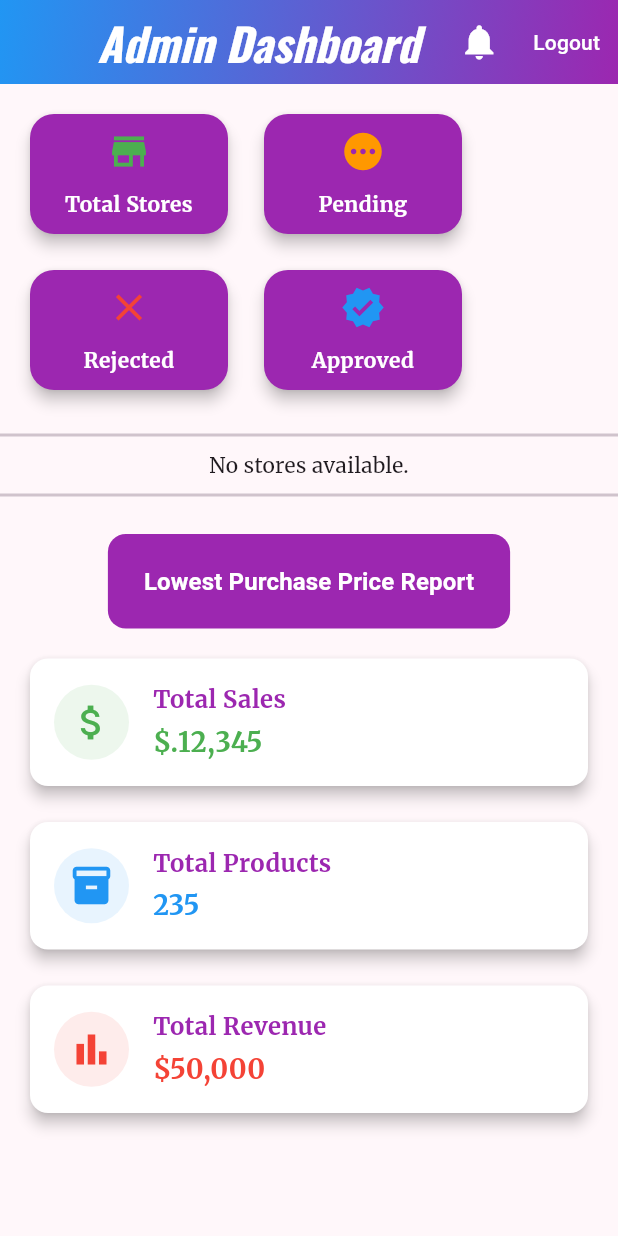
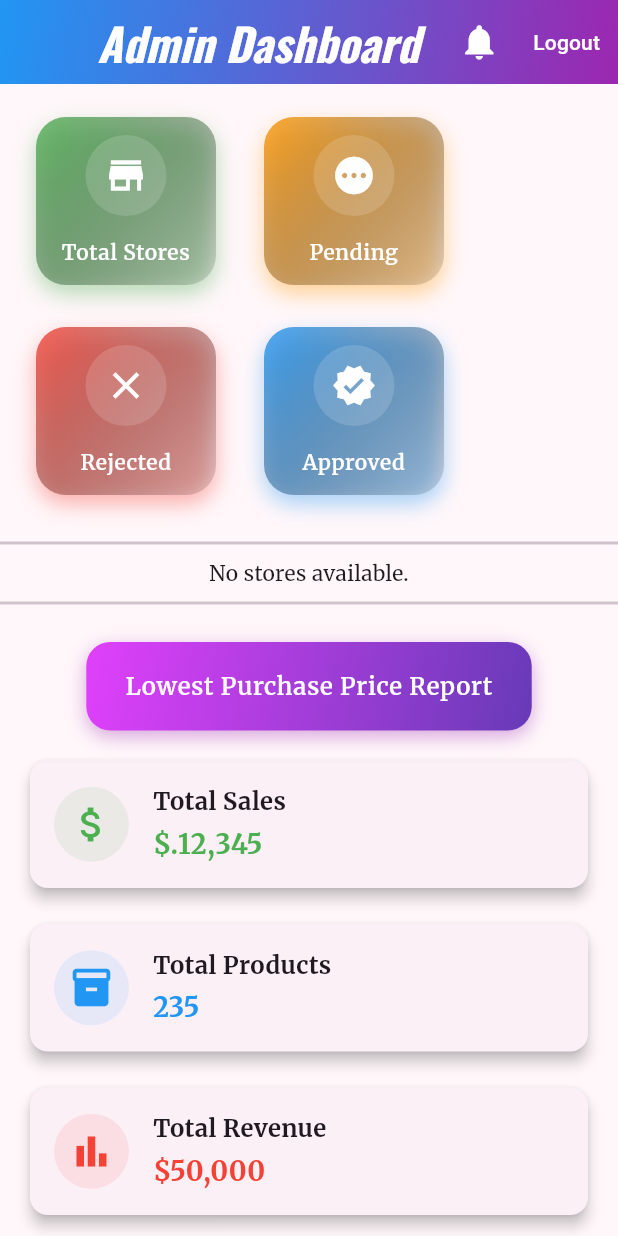
Before and after one commit to rhtmahour/go90Stores, a Flutter app: the AdminDashboard screen opened directly, on a phone screen of 412 x 824 dp. Run offline on Flutter 3.47's test engine with Material 3 defaults, Android fonts, the phone set to English and light mode, and no system bars; our stand-ins replace badges, carousel_slider, cloud_firestore, csv, dio, dots_indicator and 10 more; missing offline and left inert: flutter_stripe; accounts and stored records are empty; network calls fail.

Commit message:
code on date 17-04-2025

```diff
--- a/lib/admindashboard.dart
+++ b/lib/admindashboard.dart
@@ -6,6 +6,7 @@ import 'package:go90stores/adminlogin.dart';
 import 'package:go90stores/adminnotificationscreen.dart';
 import 'package:go90stores/lowestpurchasepricereport.dart';
 import 'package:go90stores/storedetailpage.dart';
+import 'package:shimmer/shimmer.dart';
 
 class AdminDashboard extends StatefulWidget {
   final String storeId;
@@ -224,9 +225,7 @@ class _AdminDashboardState extends State<AdminDashboard> {
                   children: [
                     // Store List Section
                     SizedBox(
-                      width: isWideScreen
-                          ? screenWidth * 0.65
-                          : screenWidth, // Full width for mobile
+                      width: isWideScreen ? screenWidth * 0.65 : screenWidth,
                       child: StreamBuilder<QuerySnapshot>(
                         stream: FirebaseFirestore.instance
                             .collection('stores')
@@ -265,21 +264,37 @@ class _AdminDashboardState extends State<AdminDashboard> {
 
                               return Padding(
                                 padding: const EdgeInsets.symmetric(
-                                    horizontal: 8.0, vertical: 5.0),
-                                child: Card(
-                                  elevation: 4,
-                                  shape: RoundedRectangleBorder(
-                                    borderRadius: BorderRadius.circular(16),
+                                    horizontal: 12.0, vertical: 8.0),
+                                child: AnimatedContainer(
+                                  duration: const Duration(milliseconds: 300),
+                                  curve: Curves.easeInOut,
+                                  decoration: BoxDecoration(
+                                    borderRadius: BorderRadius.circular(20),
+                                    //color: Colors.grey,
+                                    gradient: const LinearGradient(
+                                      colors: [
+                                        Colors.purpleAccent,
+                                        Colors.deepPurple,
+                                      ],
+                                      begin: Alignment.topLeft,
+                                      end: Alignment.bottomRight,
+                                    ),
+                                    boxShadow: [
+                                      BoxShadow(
+                                        color: Colors.black.withOpacity(0.15),
+                                        blurRadius: 10,
+                                        offset: const Offset(0, 6),
+                                      ),
+                                    ],
                                   ),
                                   child: ListTile(
-                                    tileColor: Colors.purple,
-                                    onTap: () {
-                                      showStoreDetailsDialog(context, store.id);
-                                    },
-                                    contentPadding: const EdgeInsets.all(15),
+                                    onTap: () => showStoreDetailsDialog(
+                                        context, store.id),
+                                    contentPadding: const EdgeInsets.symmetric(
+                                        horizontal: 16, vertical: 12),
                                     leading: CircleAvatar(
                                       radius: 35,
-                                      backgroundColor: Colors.grey[300],
+                                      backgroundColor: Colors.purple,
                                       child: ClipRRect(
                                         borderRadius: BorderRadius.circular(35),
                                         child: imageUrl.isNotEmpty
@@ -292,18 +307,19 @@ class _AdminDashboardState extends State<AdminDashboard> {
                                                         stackTrace) =>
                                                     _buildPlaceholder(),
                                               )
-                                            : _buildPlaceholder(),
+                                            : _buildShimmerAvatar(),
                                       ),
                                     ),
                                     title: Row(
                                       children: [
-                                        Flexible(
+                                        Expanded(
                                           child: Text(
                                             storename,
                                             style: const TextStyle(
-                                              fontWeight: FontWeight.bold,
-                                              fontSize: 22,
+                                              fontSize: 20,
+                                              fontWeight: FontWeight.w600,
                                               color: Colors.white,
+                                              letterSpacing: 0.5,
                                             ),
                                             overflow: TextOverflow.ellipsis,
                                           ),
@@ -313,9 +329,11 @@ class _AdminDashboardState extends State<AdminDashboard> {
                                       ],
                                     ),
                                     subtitle: Text(
-                                      'GST Number: $gstNumber',
-                                      style:
-                                          const TextStyle(color: Colors.white),
+                                      'GST: $gstNumber',
+                                      style: TextStyle(
+                                        fontSize: 14,
+                                        color: Colors.white.withOpacity(0.9),
+                                      ),
                                     ),
                                     trailing: _buildPopupMenu(store.id),
                                   ),
@@ -326,6 +344,7 @@ class _AdminDashboardState extends State<AdminDashboard> {
                         },
                       ),
                     ),
+
                     const Divider(height: 20, thickness: 2),
                     // Right Panel
                     SizedBox(
@@ -334,8 +353,8 @@ class _AdminDashboardState extends State<AdminDashboard> {
                         padding: const EdgeInsets.all(16.0),
                         child: Column(
                           children: [
-                            TextButton(
-                              onPressed: () {
+                            InkWell(
+                              onTap: () {
                                 Navigator.push(
                                   context,
                                   MaterialPageRoute(
@@ -344,20 +363,38 @@ class _AdminDashboardState extends State<AdminDashboard> {
                                   ),
                                 );
                               },
-                              style: TextButton.styleFrom(
+                              borderRadius: BorderRadius.circular(16),
+                              child: Ink(
+                                decoration: BoxDecoration(
+                                  gradient: LinearGradient(
+                                    colors: [
+                                      Colors.purpleAccent,
+                                      Colors.deepPurple
+                                    ],
+                                    begin: Alignment.topLeft,
+                                    end: Alignment.bottomRight,
+                                  ),
+                                  borderRadius: BorderRadius.circular(16),
+                                  boxShadow: [
+                                    BoxShadow(
+                                      color: Colors.purple.withOpacity(0.4),
+                                      blurRadius: 10,
+                                      offset: Offset(0, 4),
+                                    ),
+                                  ],
+                                ),
+                                child: Container(
                                   padding: const EdgeInsets.symmetric(
-                                    vertical: 20, horizontal: 24),
-                                backgroundColor: Colors.purple,
-                                shape: RoundedRectangleBorder(
-                                  borderRadius: BorderRadius.circular(12),
-                                ),
-                              ),
+                                      vertical: 18, horizontal: 26),
                                   child: const Text(
                                     'Lowest Purchase Price Report',
                                     style: TextStyle(
-                                  fontWeight: FontWeight.bold,
+                                      color: Colors.white,
                                       fontSize: 16,
-                                  color: Colors.white,
+                                      fontWeight: FontWeight.w600,
+                                      letterSpacing: 0.5,
+                                    ),
+                                  ),
                                 ),
                               ),
                             ),
@@ -401,33 +438,71 @@ class _AdminDashboardState extends State<AdminDashboard> {
     final isMobile = screenWidth < 600;
     final double iconSize = isMobile ? 30 : 40;
     final double textSize = isMobile ? 14 : 18;
-    final double padding = isMobile ? 10 : 12;
+    final double padding = isMobile ? 12 : 16;
 
-    return ConstrainedBox(
-      constraints: const BoxConstraints(minWidth: 140, maxWidth: 200),
-      child: Card(
-        color: Colors.purple,
-        elevation: 4,
-        shape: RoundedRectangleBorder(
-          borderRadius: BorderRadius.circular(16),
+    return Padding(
+      padding: const EdgeInsets.symmetric(horizontal: 8.0, vertical: 6.0),
+      child: ConstrainedBox(
+        constraints: const BoxConstraints(minWidth: 120, maxWidth: 160),
+        child: AnimatedContainer(
+          duration: const Duration(milliseconds: 300),
+          curve: Curves.easeInOut,
+          decoration: BoxDecoration(
+            borderRadius: BorderRadius.circular(20),
+            gradient: LinearGradient(
+              colors: [
+                color.withOpacity(0.8),
+                Colors.black.withOpacity(0.1),
+              ],
+              begin: Alignment.topLeft,
+              end: Alignment.bottomRight,
             ),
+            boxShadow: [
+              BoxShadow(
+                color: color.withOpacity(0.4),
+                blurRadius: 12,
+                offset: const Offset(0, 6),
+              ),
+            ],
+          ),
+          child: Material(
+            color: Colors.transparent,
+            child: InkWell(
+              borderRadius: BorderRadius.circular(20),
+              splashColor: Colors.white24,
+              onTap: () {},
               child: Padding(
-          padding: EdgeInsets.all(padding),
+                padding: EdgeInsets.all(padding), // Internal padding
                 child: Column(
                   mainAxisAlignment: MainAxisAlignment.center,
                   children: <Widget>[
-              Icon(icon, color: color, size: iconSize),
-              const SizedBox(height: 10),
+                    Container(
+                      padding: const EdgeInsets.all(12),
+                      decoration: BoxDecoration(
+                        color: Colors.white.withOpacity(0.15),
+                        shape: BoxShape.circle,
+                      ),
+                      child: Icon(
+                        icon,
+                        color: Colors.white,
+                        size: iconSize,
+                      ),
+                    ),
+                    const SizedBox(height: 14),
                     Text(
                       title,
                       textAlign: TextAlign.center,
                       style: TextStyle(
-                  fontWeight: FontWeight.bold,
+                        fontWeight: FontWeight.w600,
                         fontSize: textSize,
                         color: Colors.white,
+                        letterSpacing: 0.4,
                       ),
                     ),
                   ],
+                ),
+              ),
+            ),
           ),
         ),
       ),
@@ -441,7 +516,6 @@ class _AdminDashboardState extends State<AdminDashboard> {
     required Color color,
   }) {
     return Card(
-      color: Colors.white,
       elevation: 4,
       shape: RoundedRectangleBorder(borderRadius: BorderRadius.circular(12)),
       child: Padding(
@@ -460,7 +534,7 @@ class _AdminDashboardState extends State<AdminDashboard> {
                 Text(
                   title,
                   style: const TextStyle(
-                    color: Colors.purple,
+                    //color: Colors.purple,
                     fontWeight: FontWeight.bold,
                     fontSize: 16,
                   ),
@@ -478,6 +552,19 @@ class _AdminDashboardState extends State<AdminDashboard> {
             ),
           ],
         ),
+      ),
+    );
+  }
+
+// Helper function for shimmer avatar
+  Widget _buildShimmerAvatar() {
+    return Shimmer.fromColors(
+      baseColor: Colors.grey[300]!,
+      highlightColor: Colors.grey[100]!,
+      child: Container(
+        width: 70,
+        height: 70,
+        color: Colors.white,
       ),
     );
   }
```
Also changed, not shown: 4 other files. Lines whose indentation alone changed are shown as unchanged.
